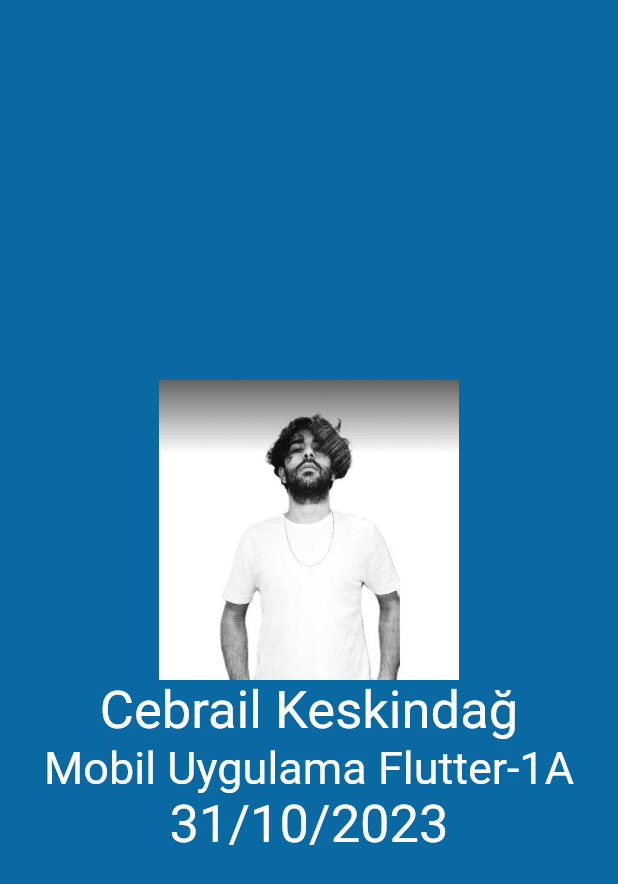
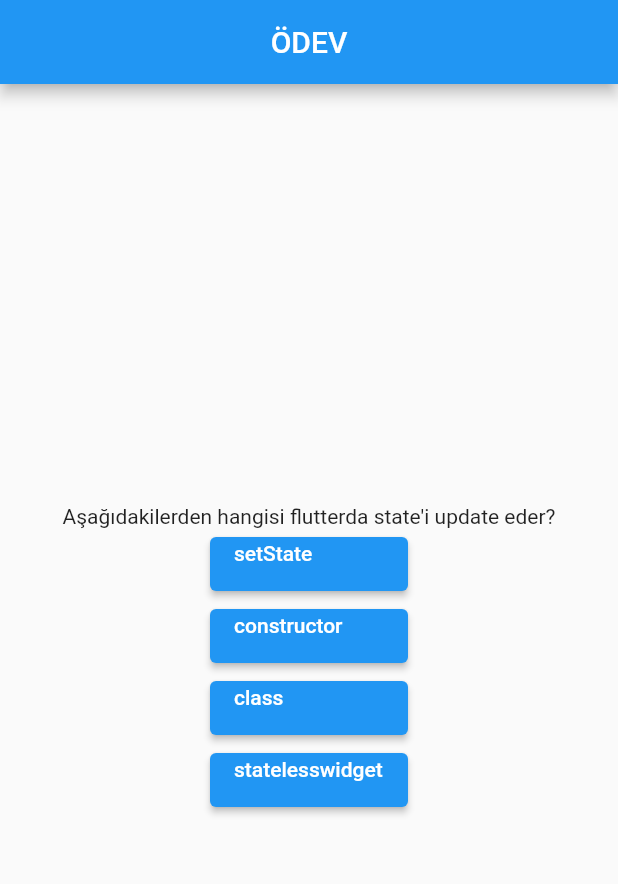
Before and after one commit to cebrailkeskindag/quizApp, a Flutter app: the screen it shows after launch, on a phone screen of 412 x 824 dp. Shown: the top 884 px of the screen. Run offline on Flutter 3.47's test engine with Material 2 defaults, Android fonts, the phone set to English and light mode, and no system bars.

Commit message:
butona bastıkça yeni soruya geçmesi

```diff
--- /dev/null
+++ b/lib/data/questions.dart
@@ -0,0 +1,12 @@
+import 'package:tasarim_calismasi/models/quiz_question.dart';
+
+const questions = [
+  QuizQuestion("Aşağıdakilerden hangisi flutterda state'i update eder?",
+      ["setState", "constructor", "class", "statelesswidget"]),
+  QuizQuestion("Aşağıdakilerden hangisi flutterda sınıfı temsil eder?",
+      ["setState", "constructor", "class", "statelesswidget"]),
+  QuizQuestion("Aşağıdakilerden hangisi flutterda state'i statiktir?",
+      ["setState", "constructor", "class", "statelesswidget"]),
+  QuizQuestion("Aşağıdakilerden hangisi flutterda değiştirilemz?",
+      ["setState", "constructor", "class", "statelesswidget"])
+];
--- a/lib/main.dart
+++ b/lib/main.dart
@@ -1,39 +1,94 @@
 import 'package:flutter/material.dart';
+import 'package:tasarim_calismasi/data/questions.dart';
+import 'package:tasarim_calismasi/models/quiz_question.dart';
 
 void main() {
-  runApp(
-    MaterialApp(
-      home: Scaffold(
-        backgroundColor:
-            Color.fromARGB(255, 10, 105, 163), //Configuration Widgets
+  runApp(const MaterialApp(home: QuestionScreen()));
+}
+
+// Stateless => Ekranda değişime uğramayacak, UI widget
+// CTRL + .
+class StartScreen extends StatelessWidget {
+  const StartScreen({super.key});
+
+  @override
+  Widget build(BuildContext context) {
+    return Scaffold(
+      backgroundColor: Colors.deepPurpleAccent,
       body: Center(
         child: Column(
           mainAxisAlignment: MainAxisAlignment.center,
           children: [
-              Image.asset(
-                'assets/profil.jpeg',
-                height: 200,
-                width: 200,
+            Image.asset("assets/profil.jpeg", width: 250),
+            const Text(
+              "Quiz App",
+              style: TextStyle(
+                  color: Colors.white,
+                  fontSize: 36,
+                  fontWeight: FontWeight.bold),
             ),
-              Text(
-                "Cebrail Keskindağ",
-                style: TextStyle(fontSize: 35, color: Colors.white),
-              ),
-              Text(
-                "Mobil Uygulama Flutter-1A",
-                style: TextStyle(fontSize: 30, color: Colors.white),
-              ),
-              Text(
-                "31/10/2023",
-                style: TextStyle(fontSize: 35, color: Colors.white),
+            OutlinedButton.icon(
+              onPressed: () {},
+              icon: const Icon(Icons.arrow_right_alt),
+              label: const Text("Start"),
+              style: OutlinedButton.styleFrom(
+                  foregroundColor: Colors.white,
+                  padding: const EdgeInsets.fromLTRB(40, 20, 40, 20)),
             ),
           ],
         ),
       ),
+    );
+  }
+}
+
+// Boilerplate
+
+class QuestionScreen extends StatefulWidget {
+  const QuestionScreen({Key? key}) : super(key: key);
+
+  @override
+  _QuestionState createState() => _QuestionState();
+}
+
+class _QuestionState extends State<QuestionScreen> {
+  var sayac = 0;
+
+  void changeQuestion() {
+    setState(() {
+      sayac += 1;
+    }); // değişikliklerin ekrana da yansıtılması için gerekli..
+  }
+
+  @override
+  Widget build(BuildContext context) {
+    return Scaffold(
+      appBar: AppBar(
+        title: const Text("ÖDEV"),
+        centerTitle: true,
+      ),
+      body: Center(
+        child: Column(
+          mainAxisAlignment: MainAxisAlignment.center,
+          children: [
+            Text(questions[sayac].question),
+            ...questions[sayac].answers.map((answer) {
+              return ElevatedButton(
+                onPressed: () {
+                  if (sayac < 3) {
+                    changeQuestion();
+                  }
+                },
+                child: Container(
+                  child: Text(answer),
+                  width: 100,
+                  height: 30,
+                ),
+              );
+            })
+          ],
         ),
       ),
     );
   }
-//İntellisense=>ctrl + space
-//const
-//shift + alt + f
+}
--- /dev/null
+++ b/lib/models/quiz_question.dart
@@ -0,0 +1,5 @@
+class QuizQuestion {
+  const QuizQuestion(this.question, this.answers);
+  final String question;
+  final List<String> answers;
+}
```
Also changed, not shown: assets/tobeto_logo.jpeg (added). Lines whose indentation alone changed are shown as unchanged.
